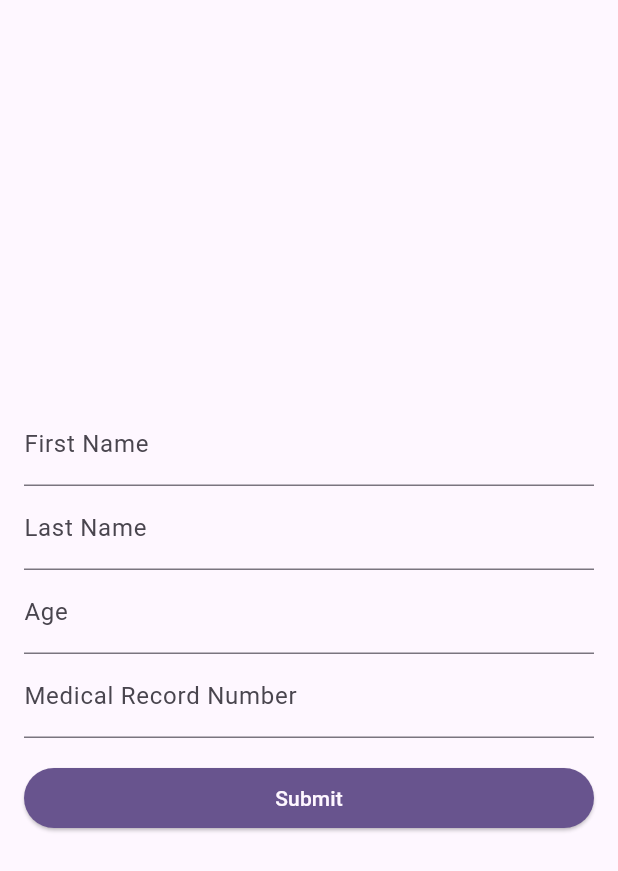
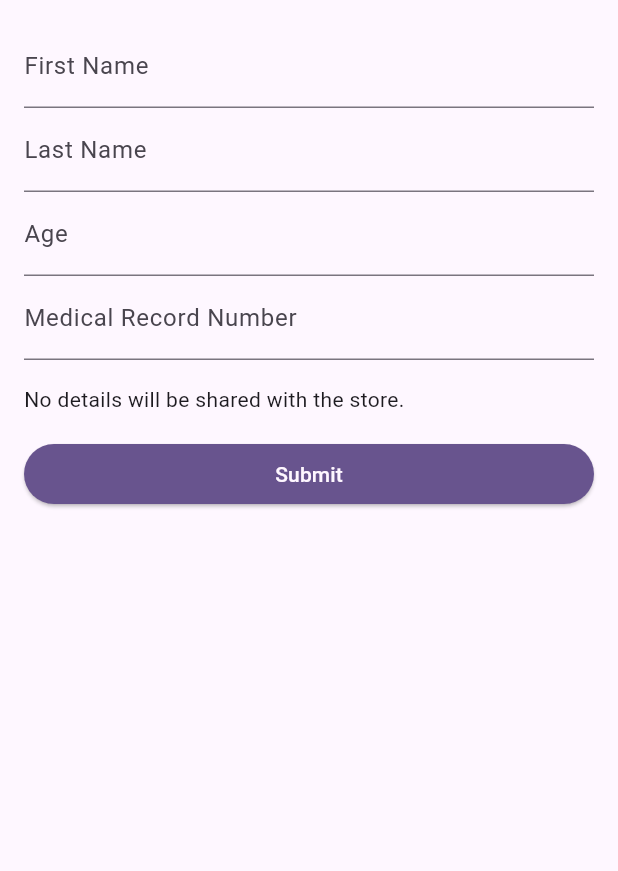
Before and after one commit to connectamey/shadows-of-the-unseen-store, a Flutter app: the InputColumn widget shown alone on an empty page, opened directly, on a phone screen of 412 x 824 dp. Shown: the top 871 px of the screen. Run offline on Flutter 3.47's test engine with Material 3 defaults, Android fonts, the phone set to English and light mode, and no system bars; our stand-ins replace go_router, video_player; missing offline and left inert: blockchain_utils; network calls fail.

Commit message:
form UI completed

```diff
--- a/lib/main.dart
+++ b/lib/main.dart
@@ -145,8 +145,8 @@ class InputColumn extends StatelessWidget {
   Widget build(BuildContext context) {
     return
       Padding(padding: EdgeInsets.all(16),child: Column(
-        mainAxisAlignment: MainAxisAlignment.center,
-        crossAxisAlignment: CrossAxisAlignment.center,
+        mainAxisAlignment: MainAxisAlignment.start,
+        crossAxisAlignment: CrossAxisAlignment.start,
         children: [
           TextField(
             decoration: InputDecoration(labelText: 'First Name'),
@@ -161,22 +161,26 @@ class InputColumn extends StatelessWidget {
             decoration: InputDecoration(labelText: 'Medical Record Number'),
           ),
           SizedBox(height: 16,),
+          Text(
+           'No details will be shared with the store.',
+          ),
+          SizedBox(height: 16,),
           Container(
+
             width: double.infinity, // Make the button full width
-            child: ElevatedButton(
-              onPressed: () {
-                Navigator.pushNamed(context, '/setting');
-              },
+            child:           ElevatedButton(
     style: ElevatedButton.styleFrom(
     backgroundColor: Theme.of(context).primaryColor, // Set the background color to primary color
     ),
+                onPressed: () {
+                  context.push('/setting');
+                },
                 child: Text(
+
                     Strings.submit,
                   style: TextStyle(
                     color: Theme.of(context).canvasColor, // Set the text color to primary container color
-                ),
-              ),
-            ),
+                  ),))
           ),
         ],
       ));
@@ -194,7 +198,7 @@ class _ImageColumnState extends State<ImageColumn> {
   void initState() {
     super.initState();
     _controller = VideoPlayerController.networkUrl(Uri.parse(
-        'https://flutter.github.io/assets-for-api-docs/assets/videos/bee.mp4'))
+        'https://github.com/connectamey/shadows-of-the-unseen-store/raw/main/assets/sotu-trailer.mp4'))
       ..initialize().then((_) {
         // Ensure the first frame is shown after the video is initialized, even before the play button has been pressed.
         setState(() {});
@@ -202,7 +206,8 @@ class _ImageColumnState extends State<ImageColumn> {
   }
   @override
   Widget build(BuildContext context) {
-    return Column(
+    return
+      Padding(padding: EdgeInsets.all(16),child:      Column(
         mainAxisAlignment: MainAxisAlignment.center,
         crossAxisAlignment: CrossAxisAlignment.center,
         children: [
@@ -229,6 +234,7 @@ class _ImageColumnState extends State<ImageColumn> {
           )
 
         ],
-    );
+      ));
+
   }
 }
--- a/pubspec.yaml
+++ b/pubspec.yaml
@@ -50,6 +50,7 @@ dev_dependencies:
   go_router: ^10.0.0
   flutter_form_builder: ^9.1.1
   video_player: ^2.8.1
+  reclaim_flutter: ^0.1.32
 
 # For information on the generic Dart part of this file, see the
 # following page: https://dart.dev/tools/pub/pubspec
```
Also changed, not shown: pubspec.lock. Lines whose indentation alone changed are shown as unchanged.
